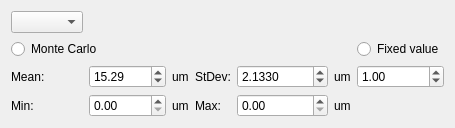
Before: the Qt Designer form ui_mc_sim_widget.ui in TheJRapp/PeriphNeuronStim, drawn with Qt 5.
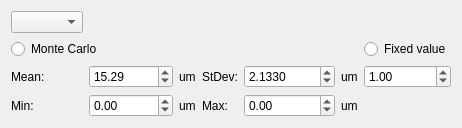
After: the same form once the commit is applied.

Commit message: added threshold for nerve changed name of default e-field and nerve shape to ..._default adapted spinboxes for mc to display negative values

The edit to the form file:
```diff
--- a/ui_mc_sim_widget.ui
+++ b/ui_mc_sim_widget.ui
@@ -6,7 +6,7 @@
    <rect>
     <x>0</x>
     <y>0</y>
-    <width>400</width>
+    <width>408</width>
     <height>113</height>
    </rect>
   </property>
@@ -16,6 +16,9 @@
   <layout class="QGridLayout" name="gridLayout">
    <item row="3" column="4">
     <widget class="QDoubleSpinBox" name="max_double_spin_box">
+     <property name="minimum">
+      <double>-20000.000000000000000</double>
+     </property>
      <property name="maximum">
       <double>20000.000000000000000</double>
      </property>
@@ -30,6 +33,9 @@
    </item>
    <item row="3" column="1">
     <widget class="QDoubleSpinBox" name="min_double_spin_box">
+     <property name="minimum">
+      <double>-20000.000000000000000</double>
+     </property>
      <property name="maximum">
       <double>20000.000000000000000</double>
      </property>
@@ -51,6 +57,12 @@
    </item>
    <item row="2" column="1">
     <widget class="QDoubleSpinBox" name="mean_spinbox">
+     <property name="minimum">
+      <double>-20000.000000000000000</double>
+     </property>
+     <property name="maximum">
+      <double>200000.000000000000000</double>
+     </property>
      <property name="value">
       <double>15.289999999999999</double>
      </property>
@@ -96,6 +108,9 @@
      <property name="decimals">
       <number>4</number>
      </property>
+     <property name="minimum">
+      <double>0.000000000000000</double>
+     </property>
      <property name="maximum">
       <double>20000.000000000000000</double>
      </property>
@@ -113,6 +128,12 @@
    </item>
    <item row="2" column="6">
     <widget class="QDoubleSpinBox" name="doubleSpinBox">
+     <property name="minimum">
+      <double>-20000.000000000000000</double>
+     </property>
+     <property name="maximum">
+      <double>20000.000000000000000</double>
+     </property>
      <property name="value">
       <double>1.000000000000000</double>
      </property>
```
The commit also changes 2 other files.
